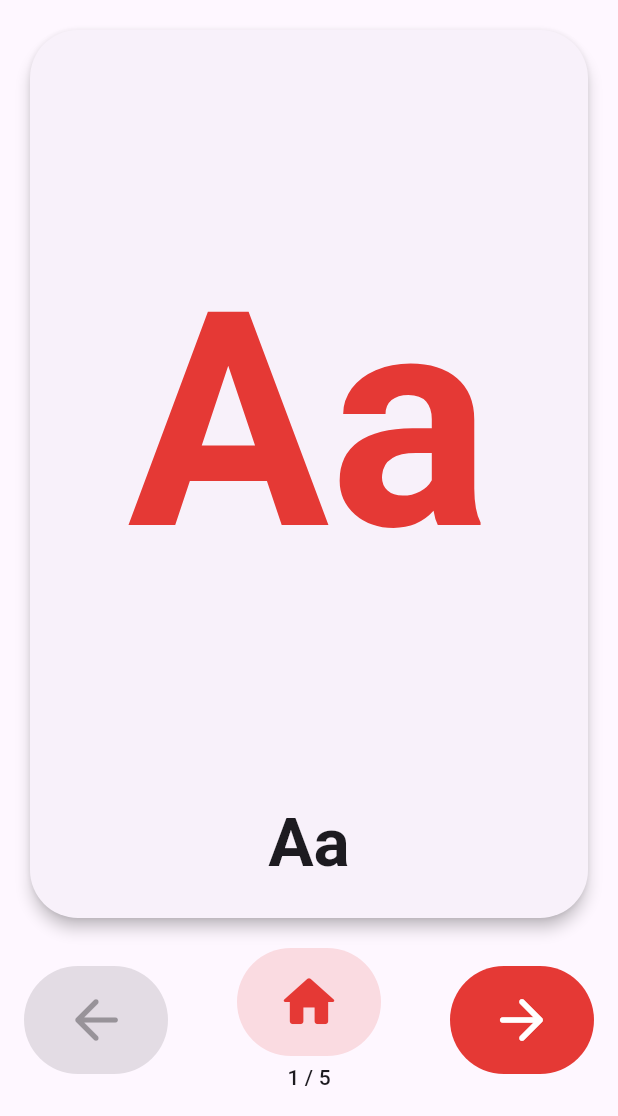
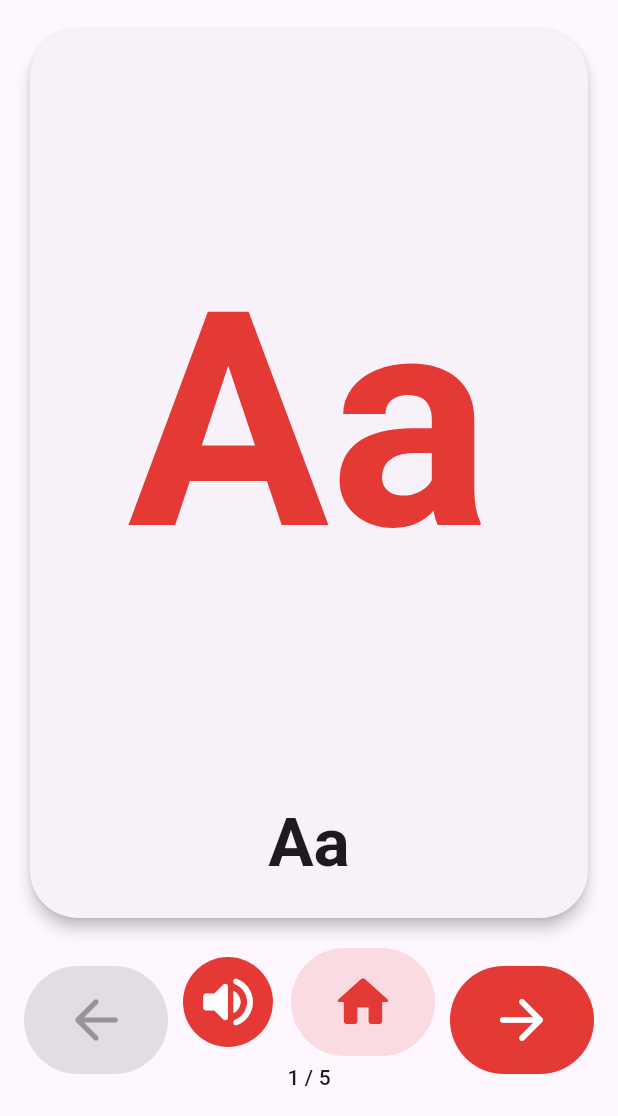
Before and after one commit to nannapp12/MyLearningBuddy, a Flutter app: the screen it shows after launch, after a tap on "Letters", on a phone screen of 412 x 824 dp, the part 120-1236 px from its top. Run offline on Flutter 3.47's test engine with Material 3 defaults, Android fonts, the phone set to English and light mode, and no system bars; our stand-ins replace audioplayers, flutter_svg.

Commit message:
Speaker button on every section with a voice says the card again
Co-Authored-By: Claude Opus 5.5 <noreply@anthropic.com>
Claude-Session: https://claude.ai/code/session_01TU3ZZYUqyZFsGZsHetMQJ9

```diff
--- a/lib/screens/section_screen.dart
+++ b/lib/screens/section_screen.dart
@@ -4,6 +4,7 @@ import '../models/content.dart';
 import '../services/speech.dart';
 import '../state/app_state.dart';
 import 'sticker_picker_screen.dart';
+import '../widgets/game_widgets.dart';
 import '../widgets/home_button.dart';
 import '../widgets/item_card.dart';
 import '../widgets/star_badge.dart';
@@ -163,7 +164,17 @@ class _SectionScreenState extends State<SectionScreen> {
                   Column(
                     mainAxisSize: MainAxisSize.min,
                     children: [
-                      HomeButton(color: color),
+                      Row(
+                        mainAxisSize: MainAxisSize.min,
+                        children: [
+                          // Says the card again (sections with a voice only).
+                          if (!widget.category.silent) ...[
+                            ReplayButton(color: color, onPressed: () => _speakPage(_page)),
+                            const SizedBox(width: 12),
+                          ],
+                          HomeButton(color: color),
+                        ],
+                      ),
                       const SizedBox(height: 4),
                       Text('${_page + 1} / ${widget.pages.length}', style: Theme.of(context).textTheme.labelLarge),
                     ],
```
Also changed, not shown: 3 other files.
